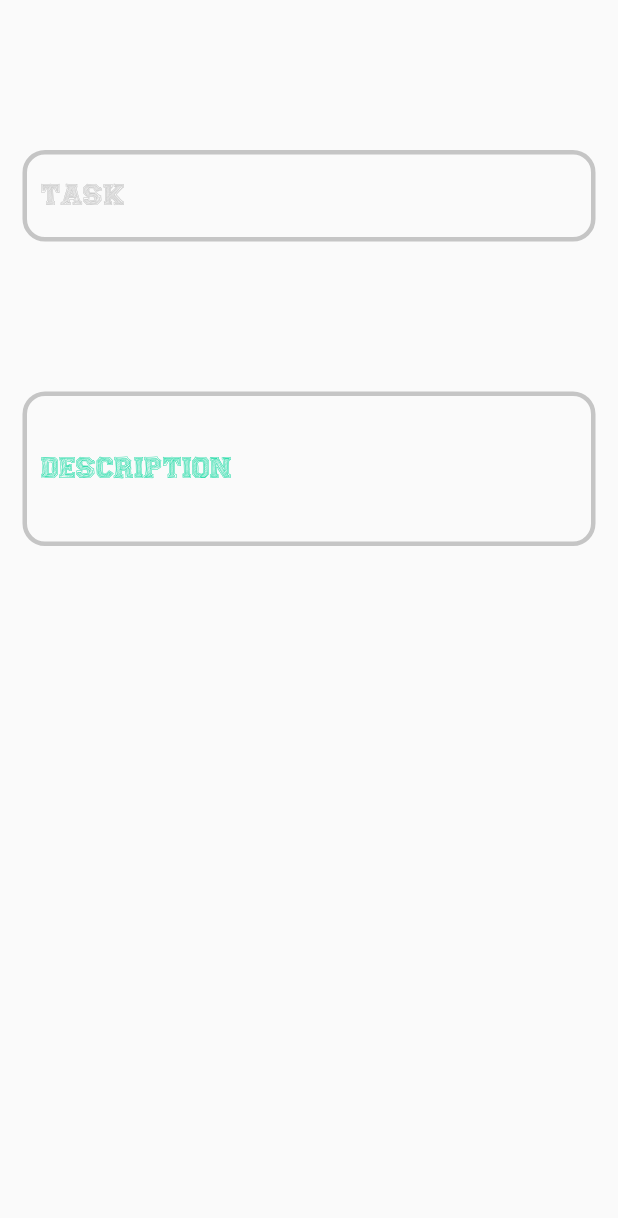
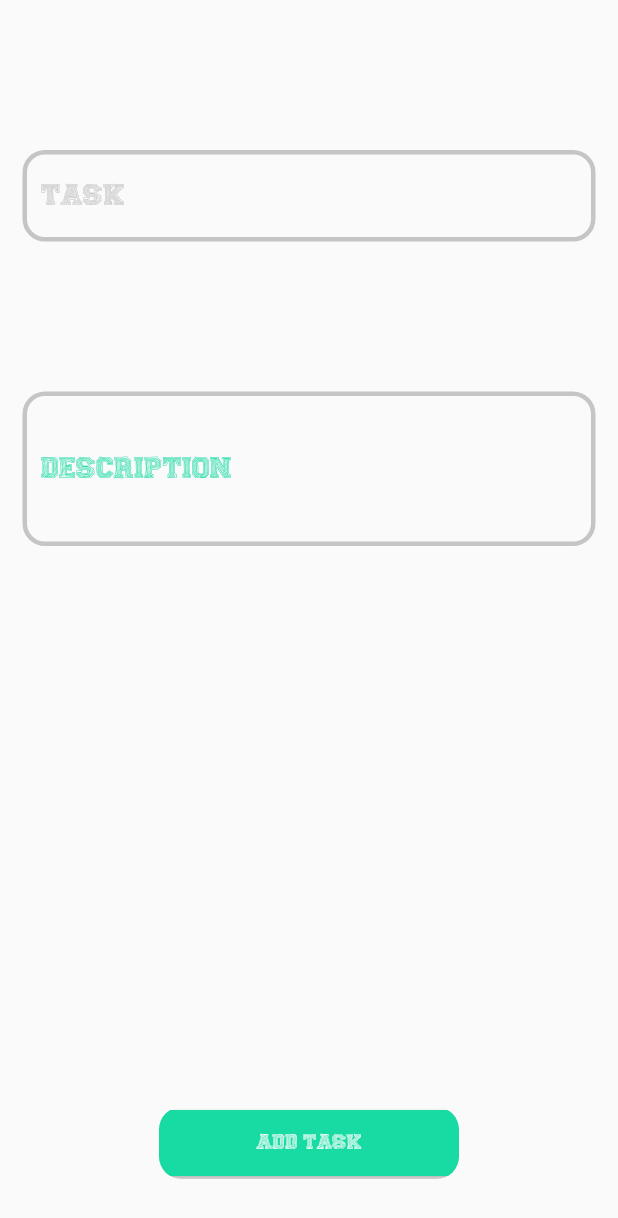
Before and after one commit to ghasemizade/todo-application, a Flutter app: the screen it shows after launch, on a phone screen of 412 x 824 dp. Shown: the top 1218 px of the screen. Run offline on Flutter 3.47's test engine with Material 2 defaults, Android fonts, the phone set to English and light mode, and no system bars; our stand-ins replace hive, hive_flutter; missing offline and left inert: msh_checkbox; accounts and stored records are empty.

Commit message:
update hive

```diff
--- a/note_app/analysis_options.yaml
+++ b/note_app/analysis_options.yaml
@@ -7,7 +7,7 @@
 
 # The following line activates a set of recommended lints for Flutter apps,
 # packages, and plugins designed to encourage good coding practices.
-include: package:flutter_lints/flutter.yaml
+# include: package:flutter_lints/flutter.yaml
 
 linter:
   # The lint rules applied to this project can be customized in the
--- a/note_app/lib/add_task_screen.dart
+++ b/note_app/lib/add_task_screen.dart
@@ -1,4 +1,6 @@
 import 'package:flutter/material.dart';
+import 'package:hive/hive.dart';
+import 'package:note_app/todo.dart';
 
 class addTaskScreen extends StatefulWidget {
   const addTaskScreen({super.key});
@@ -11,6 +13,10 @@ class _addTaskScreenState extends State<addTaskScreen> {
   FocusNode wicher0 = FocusNode();
   FocusNode wicher1 = FocusNode();
 
+  final TextEditingController textFiledTaskTitle = TextEditingController();
+  final TextEditingController textFiledTaskSubTitle = TextEditingController();
+
+  final Box = Hive.box<task>('taskBox');
   @override
   void initState() {
     super.initState();
@@ -34,6 +40,7 @@ class _addTaskScreenState extends State<addTaskScreen> {
             Padding(
               padding: EdgeInsets.symmetric(horizontal: 15),
               child: TextField(
+                controller: textFiledTaskTitle,
                 style: TextStyle(fontFamily: 'gm', fontSize: 18),
                 focusNode: wicher0,
                 decoration: InputDecoration(
@@ -72,6 +79,7 @@ class _addTaskScreenState extends State<addTaskScreen> {
             Padding(
               padding: EdgeInsets.symmetric(horizontal: 15),
               child: TextField(
+                controller: textFiledTaskSubTitle,
                 style: TextStyle(fontFamily: 'gm', fontSize: 18),
                 maxLines: 3,
                 focusNode: wicher1,
@@ -105,6 +113,25 @@ class _addTaskScreenState extends State<addTaskScreen> {
                 ),
               ),
             ),
+            Spacer(),
+            ClipRRect(
+              borderRadius: BorderRadius.circular(15),
+              child: ElevatedButton(
+                onPressed: () {
+                  String taskTitle = textFiledTaskTitle.text;
+                  String taskSubTitle = textFiledTaskSubTitle.text;
+                  addTask(taskTitle, taskSubTitle);
+                },
+                child: Text('Add task'),
+                style: ElevatedButton.styleFrom(
+                  backgroundColor: Color(0xff18daa3),
+                  minimumSize: Size(200, 44),
+                ),
+              ),
+            ),
+            SizedBox(
+              height: 38,
+            ),
           ],
         ),
       ),
@@ -117,4 +144,10 @@ class _addTaskScreenState extends State<addTaskScreen> {
     wicher1.dispose();
     super.dispose();
   }
+
+  addTask(String taskTitle, String taskSubTitle) {
+    var taskTest = task(title: taskTitle, subTitle: taskSubTitle);
+    Box.put(1, taskTest);
+    print(Box.get(1)!.title);
+  }
 }
--- a/note_app/lib/main.dart
+++ b/note_app/lib/main.dart
@@ -2,10 +2,13 @@ import 'package:flutter/material.dart';
 import 'package:hive_flutter/hive_flutter.dart';
 import 'package:note_app/add_task_screen.dart';
 import 'package:note_app/home_screen.dart';
+import 'package:note_app/todo.dart';
 
 void main() async {
+  Hive.registerAdapter(taskAdapter());
   await Hive.initFlutter();
   var box = await Hive.openBox('names');
+  await Hive.openBox<task>('taskBox');
   runApp(noteApp());
 }
 
--- /dev/null
+++ b/note_app/lib/todo.dart
@@ -0,0 +1,13 @@
+import 'package:hive/hive.dart';
+
+part 'todo.g.dart';
+
+@HiveType(typeId: 1)
+class task {
+  task({required this.title, required this.subTitle});
+
+  @HiveField(0)
+  String title;
+  @HiveField(1)
+  String subTitle;
+}
```
Also changed, not shown: note_app/lib/todo.g.dart (added).
